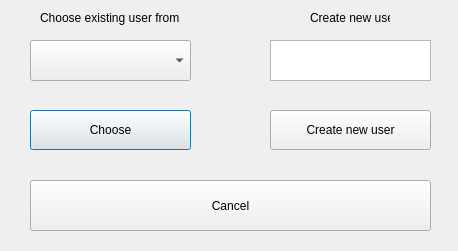
First picture: the form in ChangeUserWindow.ui, repository wshknmt/QT-SuperMemo, before the edit.
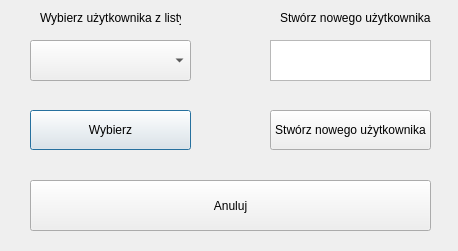
Second picture: the form after the edit.

Patch:
```diff
--- a/ChangeUserWindow.ui
+++ b/ChangeUserWindow.ui
@@ -54,20 +54,20 @@
     </rect>
    </property>
    <property name="text">
-    <string>Choose existing user from list</string>
+    <string>Wybierz użytkownika z listy</string>
    </property>
   </widget>
   <widget class="QLabel" name="label_2">
    <property name="geometry">
     <rect>
-     <x>310</x>
+     <x>280</x>
      <y>10</y>
-     <width>80</width>
+     <width>171</width>
      <height>16</height>
     </rect>
    </property>
    <property name="text">
-    <string>Create new user</string>
+    <string>Stwórz nowego użytkownika</string>
    </property>
   </widget>
   <widget class="QPushButton" name="chooseButton">
@@ -86,7 +86,7 @@
     </size>
    </property>
    <property name="text">
-    <string>Choose</string>
+    <string>Wybierz</string>
    </property>
   </widget>
   <widget class="QPushButton" name="createButton">
@@ -99,7 +99,7 @@
     </rect>
    </property>
    <property name="text">
-    <string>Create new user</string>
+    <string>Stwórz nowego użytkownika</string>
    </property>
   </widget>
   <widget class="QPushButton" name="cancelButton">
@@ -112,7 +112,7 @@
     </rect>
    </property>
    <property name="text">
-    <string>Cancel</string>
+    <string>Anuluj</string>
    </property>
   </widget>
   <widget class="QTextEdit" name="nameTextEdit">
```
